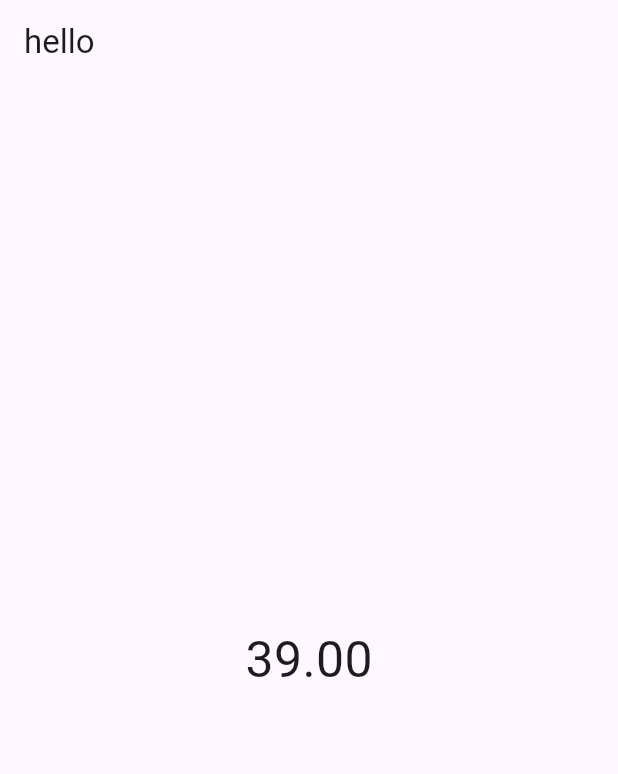
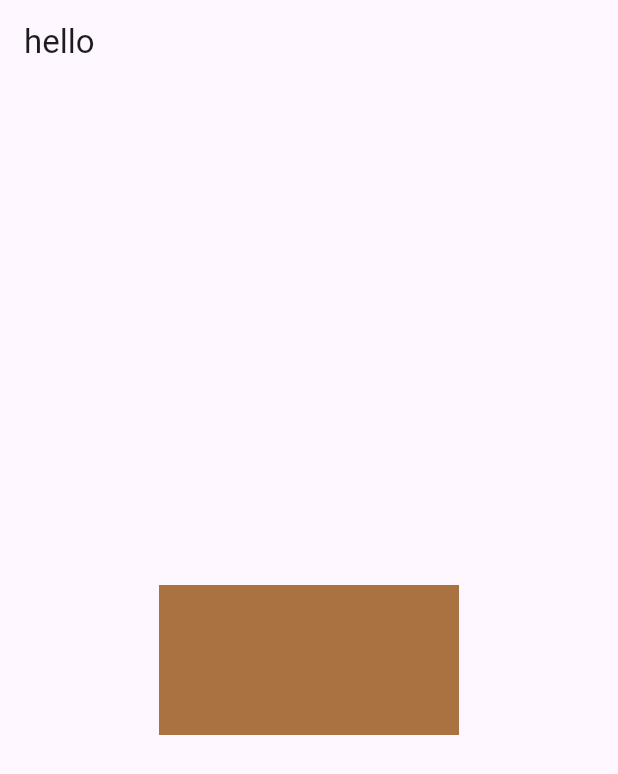
Before and after one commit to shakhawat-khan/animation_practice_flutter, a Flutter app: the screen it shows after launch, on a phone screen of 412 x 824 dp. Shown: the top 774 px of the screen. Run offline on Flutter 3.47's test engine with Material 2 defaults, Android fonts, the phone set to English and light mode, and no system bars.

Commit message:
color_tween

```diff
--- a/lib/main.dart
+++ b/lib/main.dart
@@ -51,28 +51,32 @@ class _TransformWidgetState extends State<TransformWidget>
   double test = 90;
   double _size = 100.0;
   late AnimationController _controller;
-  late Animation<double> animation;
+  late Animation<Color?> animation;
 
   int _counter = 0;
 
   @override
   void initState() {
     _controller = AnimationController(
-      duration: Duration(milliseconds: 10800),
+      duration: Duration(milliseconds: 18000),
       vsync: this,
     );
 
     animation =
-        CurvedAnimation(parent: _controller, curve: Curves.fastOutSlowIn)
+        ColorTween(begin: Colors.red, end: Colors.green).animate(_controller)
           ..addListener(() {
             setState(() {
-              _counter++;
-              debugPrint('${animation.value}');
+              print(_controller.value);
             });
           });
-
+    // CurvedAnimation(parent: _controller, curve: Curves.fastOutSlowIn)
+    //   ..addListener(() {
+    //     setState(() {
+    //       _counter++;
+    //       debugPrint('${animation.value}');
+    //     });
+    //   });
     _controller.forward();
-
     // TODO: implement initState
     super.initState();
   }
@@ -91,19 +95,7 @@ class _TransformWidgetState extends State<TransformWidget>
         title: Text('hello'),
       ),
       body: Center(
-          child: GestureDetector(
-        child: Text(
-          _controller.isAnimating
-              ? (_counter).toStringAsFixed(2)
-              : 'Lets Begin',
-          style: TextStyle(
-            fontSize: 24.0 * _controller.value + 16.0,
-          ),
-        ),
-        onTap: () {
-          _controller.forward(from: 0.0);
-        },
-      )),
+          child: Container(height: 100, width: 200, color: animation.value)),
     );
   }
 }
```
